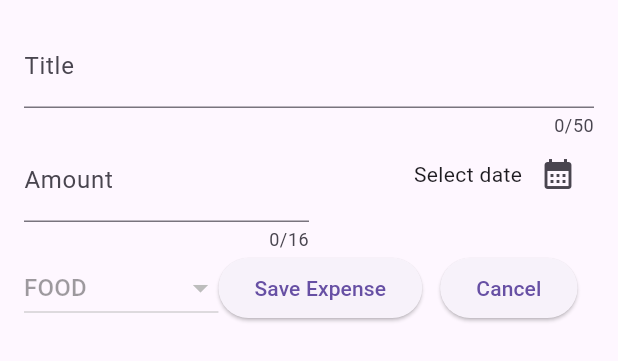
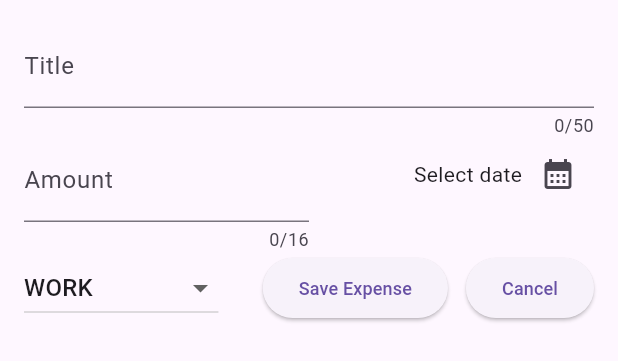
Before and after one commit to Ollarr/betaspend, a Flutter app: the NewExpense widget shown alone on an empty page, opened directly, on a phone screen of 412 x 824 dp. Shown: the top 361 px of the screen. Run offline on Flutter 3.47's test engine with Material 2 defaults, Android fonts, the phone set to English and light mode, and no system bars.

Commit message:
Added setState function to track the category value change when user click any of the dropdown option

```diff
--- a/lib/widgets/add_expense.dart
+++ b/lib/widgets/add_expense.dart
@@ -17,6 +17,8 @@ class _NewExpenseState extends State<NewExpense> {
   final _amountController = TextEditingController();
 
   DateTime? _selectedDate;
+
+  Category _selectedCategory = Category.work;
 
   void _presentDatePicker() async {
     final now = DateTime.now();
@@ -96,8 +98,12 @@ class _NewExpenseState extends State<NewExpense> {
           Row(
             children: [
               DropdownButton(
+                  value: _selectedCategory,
                   items: Category.values
                       .map((category) => DropdownMenuItem(
+                            // The value arg is to used to store whatever the user selects from the dropdown
+                            value: category,
+
                             //N/B: We have access to the enum Category here because we have imported
                             //the file that contains it at the top of this file which gives us access to it
                             // The values property and name property (on the individual category)
@@ -108,12 +114,23 @@ class _NewExpenseState extends State<NewExpense> {
                             ),
                           ))
                       .toList(),
-              ),
+                  onChanged: (value) {
+                    setState(() {
+                      if (value == null) {
+                        return;
+                      }
+                      _selectedCategory = value;
+                    });
+                  }),
+              const Spacer(),
               ElevatedButton(
                   onPressed: () {
                     print(_titleController.text);
                   },
-                  child: const Text("Save Expense")),
+                  child: const Text(
+                    "Save Expense",
+                    style: TextStyle(fontSize: 12),
+                  )),
               const SizedBox(
                 width: 12,
               ),
@@ -121,7 +138,10 @@ class _NewExpenseState extends State<NewExpense> {
                   onPressed: () {
                     Navigator.pop(context);
                   },
-                  child: const Text("Cancel"))
+                  child: const Text(
+                    "Cancel",
+                    style: TextStyle(fontSize: 12),
+                  ))
             ],
           ),
         ],
```
Lines whose indentation alone changed are shown as unchanged.
